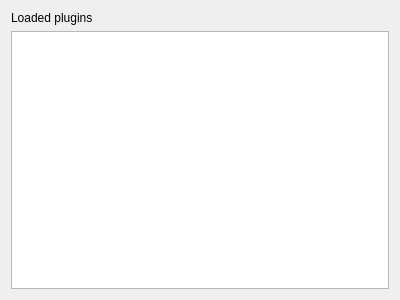
First picture: the form in tux4kids-admin/src/pluginManagerDialog.ui, repository deepakagg/tux4kids-admin, before the edit.
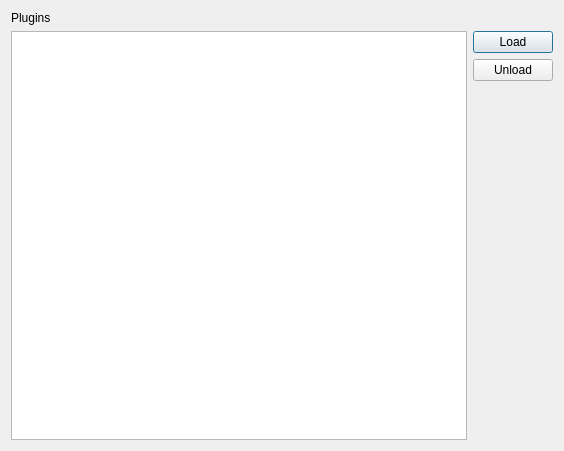
Second picture: the form after the edit.

Commit message: PluginManager prepared to load/unload plugins in runtime

The edit to the form file:
```diff
--- a/tux4kids-admin/src/pluginManagerDialog.ui
+++ b/tux4kids-admin/src/pluginManagerDialog.ui
@@ -5,23 +5,62 @@
    <rect>
     <x>0</x>
     <y>0</y>
-    <width>400</width>
-    <height>300</height>
+    <width>564</width>
+    <height>451</height>
    </rect>
   </property>
   <property name="windowTitle" >
    <string>Dialog</string>
   </property>
-  <layout class="QVBoxLayout" name="verticalLayout" >
+  <layout class="QVBoxLayout" name="verticalLayout_3" >
+   <item>
+    <layout class="QVBoxLayout" name="verticalLayout_2" >
    <item>
     <widget class="QLabel" name="label" >
      <property name="text" >
-      <string>Loaded plugins</string>
+        <string>Plugins</string>
      </property>
     </widget>
    </item>
+     <item>
+      <layout class="QHBoxLayout" name="horizontalLayout" >
    <item>
     <widget class="QListView" name="pluginsList" />
+       </item>
+       <item>
+        <layout class="QVBoxLayout" name="verticalLayout" >
+         <item>
+          <widget class="QPushButton" name="loadButton" >
+           <property name="text" >
+            <string>Load</string>
+           </property>
+          </widget>
+         </item>
+         <item>
+          <widget class="QPushButton" name="unloadButton" >
+           <property name="text" >
+            <string>Unload</string>
+           </property>
+          </widget>
+         </item>
+         <item>
+          <spacer name="verticalSpacer" >
+           <property name="orientation" >
+            <enum>Qt::Vertical</enum>
+           </property>
+           <property name="sizeHint" stdset="0" >
+            <size>
+             <width>20</width>
+             <height>40</height>
+            </size>
+           </property>
+          </spacer>
+         </item>
+        </layout>
+       </item>
+      </layout>
+     </item>
+    </layout>
    </item>
   </layout>
  </widget>
```
Lines whose indentation alone changed are shown as unchanged. The commit also changes 4 other files.
